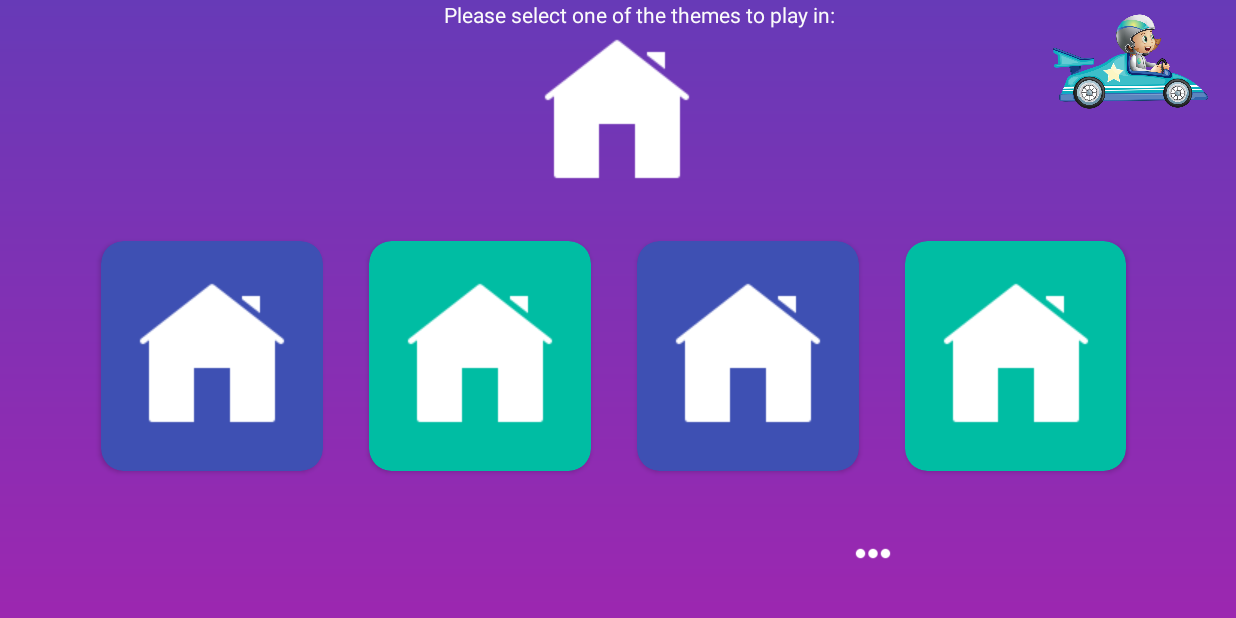
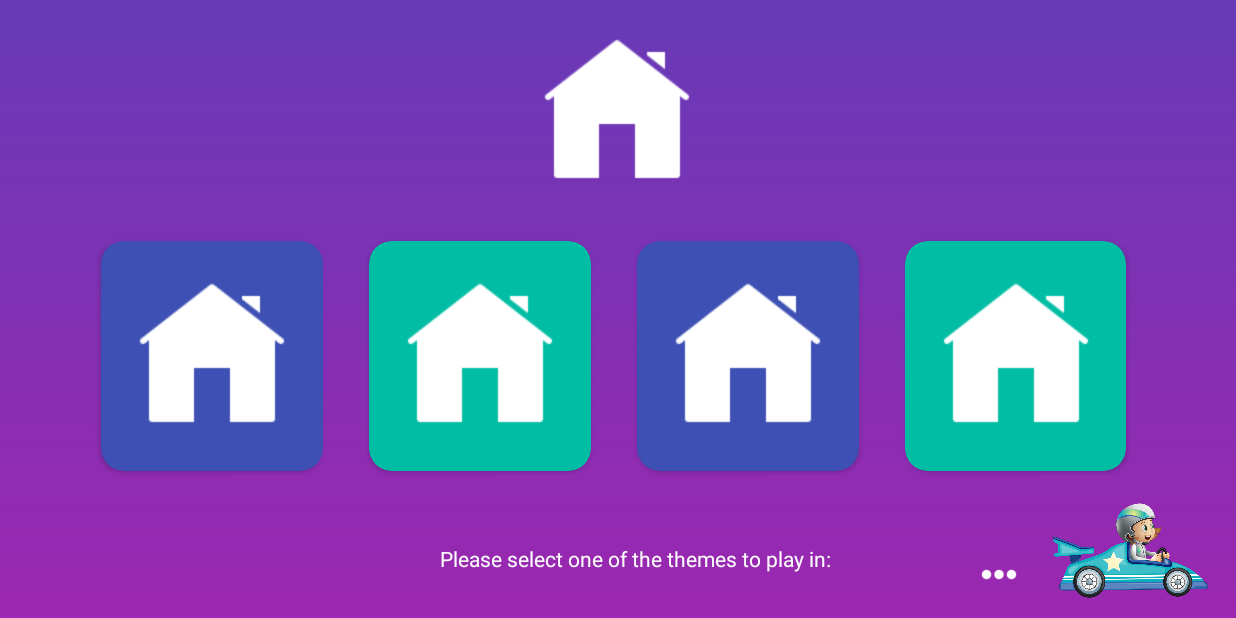
Before and after one commit to DIT113-V22/group-11, an Android app: the screen it shows after launch (HomeActivity), on a phone screen of 824 x 412 dp (held sideways). Run offline under Robolectric (Android 15) with nearby library versions, the phone set to English and light mode, and no system bars.

```diff
--- a/LittleDrivers/app/src/main/java/com/example/littledrivers/HomeActivity.java
+++ b/LittleDrivers/app/src/main/java/com/example/littledrivers/HomeActivity.java
@@ -29,6 +29,14 @@ public class HomeActivity extends AppCompatActivity {
         theme2 = findViewById(R.id.Theme2);
         theme3 = findViewById(R.id.Theme3);
         theme4 = findViewById(R.id.Theme4);
+
+        /*theme1.setOnClickListener(new View.OnClickListener() {
+            @Override
+            public void onClick(View view) {
+                Intent intent = new Intent(HomeActivity.this,Theme1Activity.class);
+                startActivity(intent);
+            }
+        });*/
 
         theme1.setOnClickListener(new View.OnClickListener() {
             @Override
--- a/LittleDrivers/app/src/main/res/layout/activity_home.xml
+++ b/LittleDrivers/app/src/main/res/layout/activity_home.xml
@@ -56,8 +56,9 @@
                 android:id="@+id/Theme1"
                 android:layout_width="match_parent"
                 android:layout_height="match_parent"
+                android:background="@color/cardview_shadow_end_color"
                 app:srcCompat="@drawable/icons8_home_100"
-                android:background="@color/cardview_shadow_end_color"/>
+                android:contentDescription="This button will take you to the first theme screen" />
 
         </androidx.cardview.widget.CardView>
 
@@ -85,8 +86,8 @@
                 android:id="@+id/Theme2"
                 android:layout_width="match_parent"
                 android:layout_height="match_parent"
-                app:srcCompat="@drawable/icons8_home_100"
-                android:background="@color/cardview_shadow_end_color"/>
+                android:background="@color/cardview_shadow_end_color"
+                app:srcCompat="@drawable/icons8_home_100" />
 
         </androidx.cardview.widget.CardView>
 
@@ -116,8 +117,8 @@
                 android:id="@+id/Theme3"
                 android:layout_width="match_parent"
                 android:layout_height="match_parent"
-                app:srcCompat="@drawable/icons8_home_100"
-                android:background="@color/cardview_shadow_end_color"/>
+                android:background="@color/cardview_shadow_end_color"
+                app:srcCompat="@drawable/icons8_home_100" />
 
         </androidx.cardview.widget.CardView>
 
@@ -145,49 +146,59 @@
                 android:id="@+id/Theme4"
                 android:layout_width="match_parent"
                 android:layout_height="match_parent"
-                app:srcCompat="@drawable/icons8_home_100"
-                android:background="@color/cardview_shadow_end_color"/>
+                android:background="@color/cardview_shadow_end_color"
+                app:srcCompat="@drawable/icons8_home_100" />
 
         </androidx.cardview.widget.CardView>
 
     </LinearLayout>
 
     <TextView
-        android:id="@+id/textView"
+        android:id="@+id/selection_of_theme"
         android:layout_width="wrap_content"
         android:layout_height="wrap_content"
-        android:text="Please select one of the themes to play in:"
+        android:text="@string/please_select_one_of_the_themes_to_play_in"
         android:textColor="#FBFBFB"
+        app:layout_constraintBottom_toBottomOf="parent"
         app:layout_constraintEnd_toEndOf="parent"
-        app:layout_constraintHorizontal_bias="0.526"
+        app:layout_constraintHorizontal_bias="0.521"
         app:layout_constraintStart_toStartOf="parent"
-        tools:ignore="MissingConstraints"
-        tools:layout_editor_absoluteY="362dp" />
+        app:layout_constraintTop_toTopOf="parent"
+        app:layout_constraintVertical_bias="0.923"
+        tools:ignore="MissingConstraints" />
 
     <ImageView
         android:id="@+id/imageView3"
         android:layout_width="103dp"
         android:layout_height="82dp"
+        app:layout_constraintBottom_toBottomOf="parent"
         app:layout_constraintEnd_toEndOf="parent"
         app:layout_constraintHorizontal_bias="0.974"
         app:layout_constraintStart_toStartOf="parent"
+        app:layout_constraintTop_toTopOf="parent"
+        app:layout_constraintVertical_bias="0.987"
         app:srcCompat="@drawable/animated_driver"
-        tools:layout_editor_absoluteY="325dp"
         tools:ignore="MissingConstraints" />
 
     <ImageView
         android:id="@+id/imageView4"
         android:layout_width="44dp"
         android:layout_height="26dp"
-        android:layout_marginStart="560dp"
         app:layout_constraintBottom_toBottomOf="parent"
-        app:layout_constraintEnd_toStartOf="@+id/imageView3"
-        app:layout_constraintHorizontal_bias="0.0"
+        app:layout_constraintEnd_toEndOf="parent"
+        app:layout_constraintHorizontal_bias="0.826"
         app:layout_constraintStart_toStartOf="parent"
         app:layout_constraintTop_toTopOf="parent"
-        app:layout_constraintVertical_bias="0.922"
+        app:layout_constraintVertical_bias="0.958"
         app:srcCompat="@drawable/three_dots"
         tools:ignore="MissingConstraints" />
 
+    <androidx.constraintlayout.widget.Guideline
+        android:id="@+id/guideline2"
+        android:layout_width="wrap_content"
+        android:layout_height="wrap_content"
+        android:orientation="horizontal"
+        app:layout_constraintGuide_begin="20dp" />
+
 
 </androidx.constraintlayout.widget.ConstraintLayout>
--- a/LittleDrivers/app/src/main/res/values/strings.xml
+++ b/LittleDrivers/app/src/main/res/values/strings.xml
@@ -25,4 +25,5 @@
     <string name="safe_drive">Safe drive:</string>
     <string name="off">off</string>
     <string name="on">on</string>
+    <string name="please_select_one_of_the_themes_to_play_in">Please select one of the themes to play in:</string>
 </resources>
--- a/LittleDrivers/build.gradle
+++ b/LittleDrivers/build.gradle
@@ -1,6 +1,6 @@
 // Top-level build file where you can add configuration options common to all sub-projects/modules.
 buildscript {
-    ext.kotlin_version = '1.6.21'
+    ext.kotlin_version = '1.5.30'
     repositories {
         google()
         mavenCentral()
```
Also changed, not shown: LittleDrivers/app/src/main/java/com/example/littledrivers/Theme1Activity.java (+18 -4 lines), LittleDrivers/app/src/main/java/com/example/littledrivers/Theme2Activity.java (+14 -0 lines), LittleDrivers/app/src/main/java/com/example/littledrivers/Theme3Activity.java (+15 -0 lines), LittleDrivers/app/src/main/java/com/example/littledrivers/Theme4Activity.java (+14 -0 lines), LittleDrivers/app/src/main/res/layout/activity_theme1.xml (+24 -8 lines), LittleDrivers/app/src/main/res/layout/activity_theme2.xml (+22 -9 lines), LittleDrivers/app/src/main/res/layout/activity_theme3.xml (+21 -8 lines), LittleDrivers/app/src/main/res/layout/activity_theme4.xml (+23 -10 lines), LittleDrivers/app/src/main/res/drawable-mdpi/black_home.png (added).
